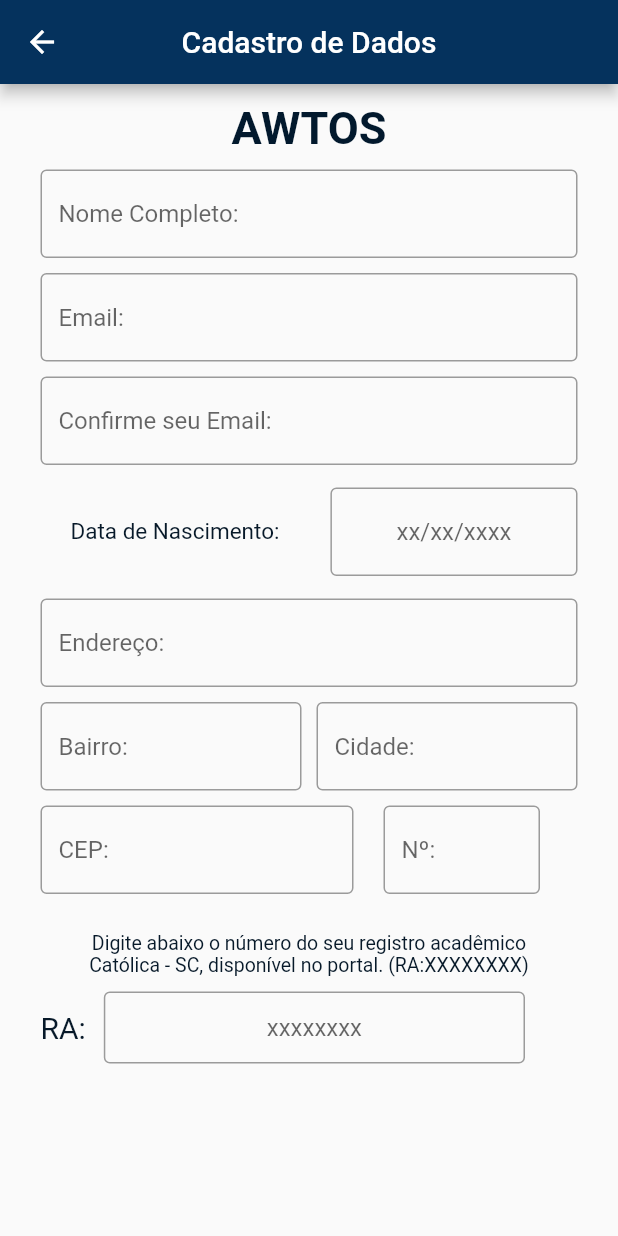
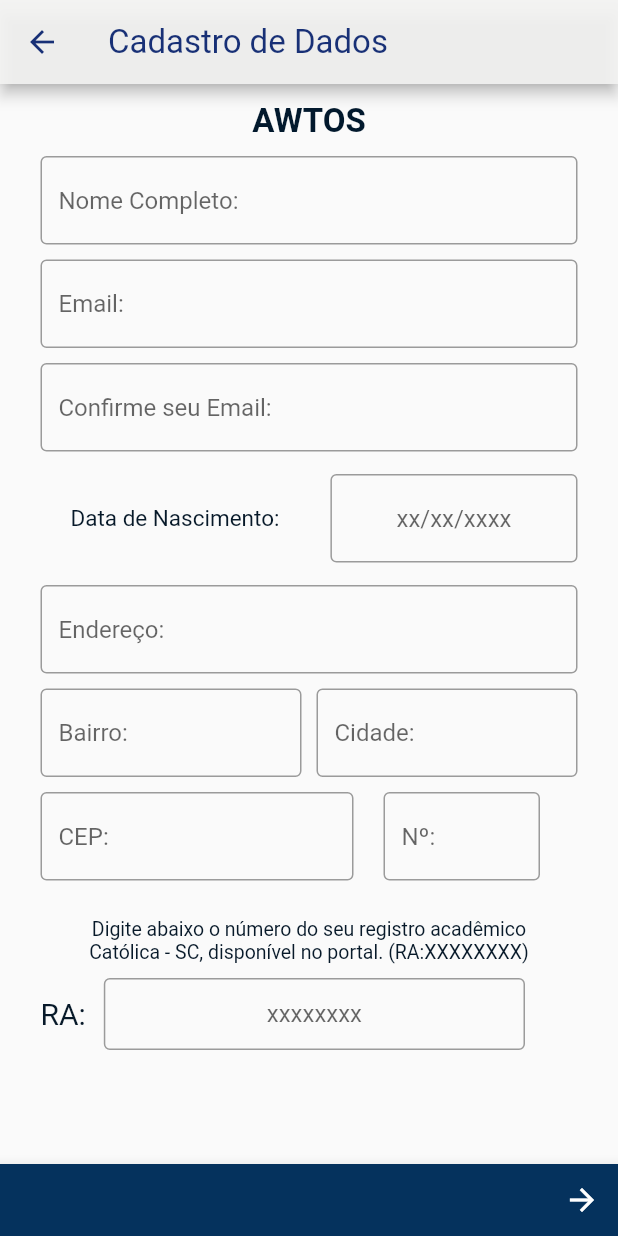
Before and after one commit to imxder/awtos, a Flutter app: the screen it shows after launch, after a tap on "CADASTRO", on a phone screen of 412 x 824 dp. Run offline on Flutter 3.47's test engine with Material 2 defaults, Android fonts, the phone set to English and light mode, and no system bars; our stand-ins replace google_maps_flutter.

Commit message:
metade da metade

```diff
--- a/lib/cadastro/cadastro.view.dart
+++ b/lib/cadastro/cadastro.view.dart
@@ -8,24 +8,68 @@
 import 'package:awtos/cadastro/widgets/titulo.widget.dart';
 import 'package:awtos/cadastro/widgets/validaEmailField.widget.dart';
 import 'package:awtos/cadastro/widgets/emailField.widget.dart';
+import 'package:awtos/login/login.view.dart';
 import 'package:flutter/material.dart';
 
-class CadastroView extends StatelessWidget {
+class CadastroView extends StatefulWidget {
   const CadastroView ({super.key});
 
   @override
+  State<CadastroView> createState() => _CadastroViewState();
+}
+
+class _CadastroViewState extends State<CadastroView> {
+  @override
   Widget build(BuildContext context) {
     return Scaffold(
-    appBar: AppBar(
-      title: const Text('Cadastro de Dados'),
-      centerTitle: true,
-      backgroundColor: const Color.fromARGB(255, 5, 50, 93),
-    ),
 
-    body: _body(),
+      appBar: AppBar(
 
+        title: const Text('Cadastro de Dados',
+          textAlign: TextAlign.center,
+          style: TextStyle(
+            fontSize: 22,
+            fontWeight: FontWeight.normal,
+            color: Color.fromRGBO(1, 28, 105, 0.9),
+          ),
+        ),
+        backgroundColor: const Color.fromARGB(230, 243, 243, 242),
+
+        leading: IconButton(
+          icon: const Icon(
+            Icons.arrow_back_outlined,
+            color:  Color.fromRGBO(1, 28, 105, 0.9),
+          ),
+          onPressed: () {
+            Navigator.of(context).pop();
+          },
+        ),
+      ),
+
+      body: _body(),
+
+      bottomNavigationBar: BottomAppBar(
+        color: const Color.fromARGB(255, 5, 50, 93),
+        child: Row(
+          mainAxisAlignment: MainAxisAlignment.end,
+          children: [
+            IconButton(
+              icon: const Icon(Icons.arrow_forward_outlined),
+              color: Colors.white,
+              onPressed: () {
+                Navigator.of(context).push(
+                  MaterialPageRoute(
+                    builder: (context) => const LoginView(),
+                  ),
+                );
+              },
+            ),
+          ],
+        ),
+      ),
     );
   }
+
   _body() {
     return ListView(
       shrinkWrap: true,
@@ -77,6 +121,8 @@
           child: MatriculaField(),
         ),
       ],
+
     );
+
   }
 }
--- a/lib/cadastro/widgets/titulo.widget.dart
+++ b/lib/cadastro/widgets/titulo.widget.dart
@@ -9,7 +9,7 @@
     'AWTOS',
       textAlign: TextAlign.center,
       style: TextStyle(
-        fontSize: 30,
+        fontSize: 22,
 
         fontWeight: FontWeight.bold,
         color: Color.fromARGB(255, 2, 25, 45),
--- a/lib/login/login.view.dart
+++ b/lib/login/login.view.dart
@@ -30,8 +30,8 @@
         gradient: LinearGradient(
           begin: Alignment.topCenter,
           end: Alignment.bottomCenter,
-          colors: [Colors.white, Color.fromRGBO(1, 29, 104, 1)],
-          stops: [0.7,0.9], // Cores do degradê
+          colors: [Colors.white, Color.fromRGBO(1, 27, 104, 0.97)],
+          stops: [0.7,0.92], // Cores do degradê
         ),
       ),
 
```
Also changed, not shown: lib/home/home.view.dart (+32 -4 lines), lib/passageiros/passageiros.view.dart (added, +42 -0 lines), lib/range/range.view.dart (added, +98 -0 lines), 2 other files.
